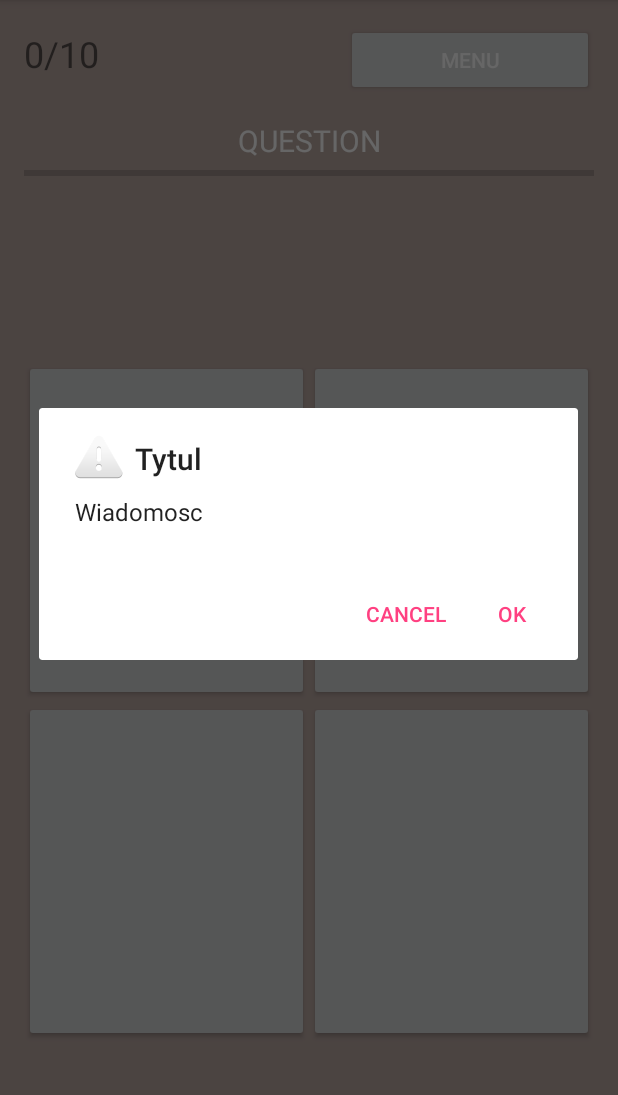
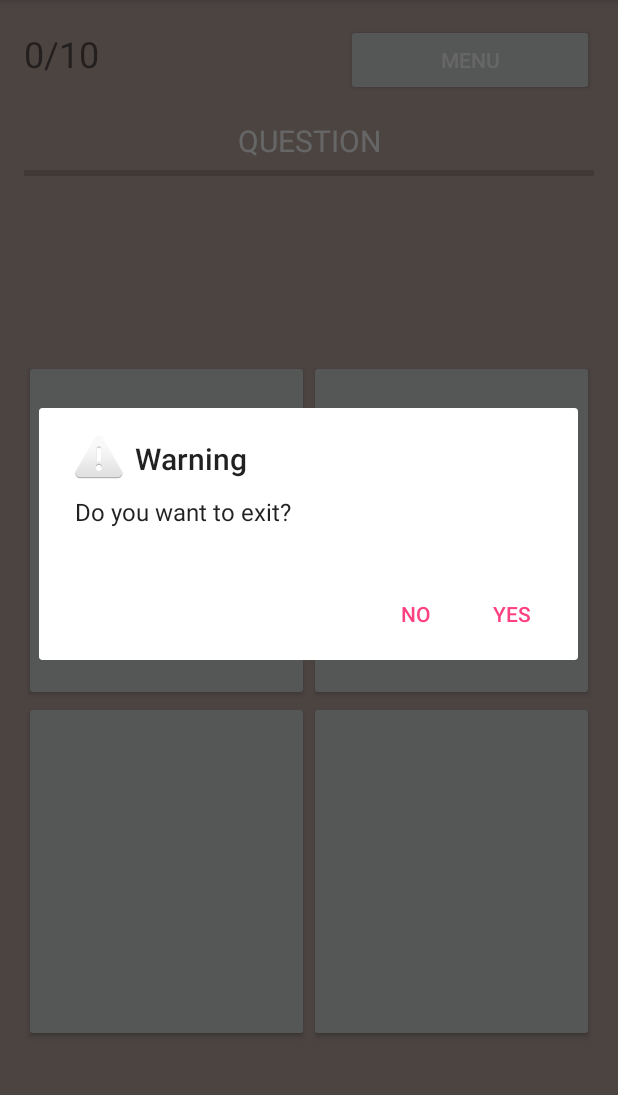
Before and after one commit to piterpti/NegativeNumbers, an Android app: the fragment GameFragment shown on its own in the app's theme, after a tap on "MENU", on a phone screen of 412 x 824 dp, the part 84-1179 px from its top. Run offline under Robolectric (Android 15) with nearby library versions, the phone set to English and light mode, and no system bars; 3 statements that could not run were skipped.

Commit message:
App finished

```diff
--- a/app/src/main/java/com/example/ruzik/liczbyujemne/Classes/AnswerButton.java
+++ b/app/src/main/java/com/example/ruzik/liczbyujemne/Classes/AnswerButton.java
@@ -16,7 +16,7 @@ import android.widget.Button;
 /**
  * Created by Piter on 02/06/2016.
  */
-public class AnswerButton extends Button{
+public class AnswerButton extends Button {
 
     private boolean isCorrect = false;
 
@@ -39,4 +39,5 @@ public class AnswerButton extends Button{
     public void setIsCorrect(boolean isCorrect) {
         this.isCorrect = isCorrect;
     }
+
 }
--- a/app/src/main/java/com/example/ruzik/liczbyujemne/Classes/GameStatus.java
+++ b/app/src/main/java/com/example/ruzik/liczbyujemne/Classes/GameStatus.java
@@ -48,10 +48,6 @@ public class GameStatus {
         {
             questions.add(Question.QuestionGenerator.generateQuestion());
         }
-    }
-
-    public void setCurrentQuestion(int currentQuestion) {
-        this.currentQuestion = currentQuestion;
     }
 
     public int getCurrentQuestionNum() {
--- a/app/src/main/java/com/example/ruzik/liczbyujemne/fragments/AchievementFragment.java
+++ b/app/src/main/java/com/example/ruzik/liczbyujemne/fragments/AchievementFragment.java
@@ -56,17 +56,18 @@ public class AchievementFragment extends Fragment implements AdapterView.OnItemL
             AlertDialog show = new AlertDialog.Builder(getContext())
                     .setTitle("Warning")
                     .setMessage("Do you want reset achievement?")
-                    .setPositiveButton(android.R.string.yes, new DialogInterface.OnClickListener() {
+                    .setPositiveButton("Yes", new DialogInterface.OnClickListener() {
                         @Override
                         public void onClick(DialogInterface dialog, int which) {
                             String toDelete = achievement.getId() + ",";
                             String toSave = PreferenceManager.getDefaultSharedPreferences(MainActivity.CONTEXT).getString(MainActivity.ACHIEVEMENT_TAG, "");
                             toSave = toSave.replace(toDelete, "");
                             PreferenceManager.getDefaultSharedPreferences(MainActivity.CONTEXT).edit().putString(MainActivity.ACHIEVEMENT_TAG, toSave).commit();
+                            achievement.setLocked(true);
                             achievementAdapter.notifyDataSetChanged();
                         }
                     })
-                    .setNegativeButton(android.R.string.no, new DialogInterface.OnClickListener() {
+                    .setNegativeButton("No", new DialogInterface.OnClickListener() {
                         @Override
                         public void onClick(DialogInterface dialog, int which) {
                         }
--- a/app/src/main/java/com/example/ruzik/liczbyujemne/fragments/GameFragment.java
+++ b/app/src/main/java/com/example/ruzik/liczbyujemne/fragments/GameFragment.java
@@ -27,7 +27,7 @@ import com.example.ruzik.liczbyujemne.R;
 public class GameFragment extends Fragment
 {
     private final int TIME_INTERVAL_PROGRESS_BAR = 20; // all times are in miliseconds
-    private final int VERDICT_TIME = 100;
+    private final int VERDICT_TIME = 1000;
 
     private Button goBackMenuButton;
     private AnswerButton [] answerButtons;
@@ -103,7 +103,6 @@ public class GameFragment extends Fragment
 
     private void Verdict(boolean answer)
     {
-        answer = true;
         TurnOffTimer();
         nextQuestion = true;
         currentQuestion.setCorrectAnswer(answer);
@@ -225,15 +224,15 @@ public class GameFragment extends Fragment
     {
 
         AlertDialog show = new AlertDialog.Builder(getContext())
-                .setTitle("Tytul")
-                .setMessage("Wiadomosc")
-                .setPositiveButton(android.R.string.yes, new DialogInterface.OnClickListener() {
+                .setTitle("Warning")
+                .setMessage("Do you want to exit?")
+                .setPositiveButton("Yes", new DialogInterface.OnClickListener() {
                     @Override
                     public void onClick(DialogInterface dialog, int which) {
                         GameBreak();
                     }
                 })
-                .setNegativeButton(android.R.string.no, new DialogInterface.OnClickListener()
+                .setNegativeButton("No", new DialogInterface.OnClickListener()
                 {
                     @Override
                     public void onClick(DialogInterface dialog, int which) {
```
Also changed, not shown: app/src/main/res/values/strings.xml (+16 -0 lines), app/src/main/ic_launcher-web.png (added), app/src/main/res/mipmap-hdpi/ic_launcher.png, app/src/main/res/mipmap-mdpi/ic_launcher.png, app/src/main/res/mipmap-xhdpi/ic_launcher.png, app/src/main/res/mipmap-xxhdpi/ic_launcher.png, app/src/main/res/mipmap-xxxhdpi/ic_launcher.png.
